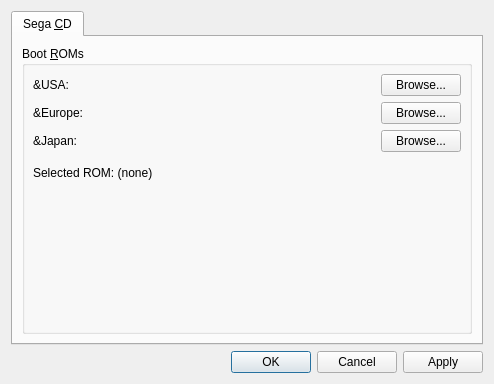
Old version of the form src/gens-qt4/ui/GeneralConfigWindow.ui in the repository GerbilSoft/gens-gs-ii.
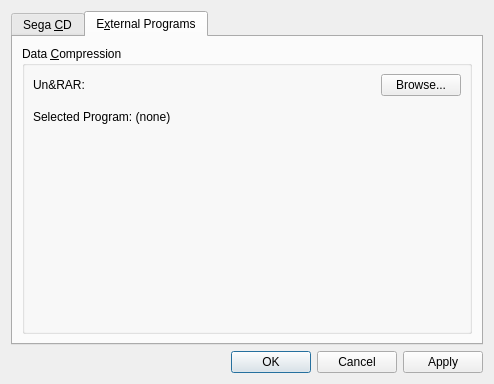
New version of the form. The open tabs and pages were chosen to show the change.

Commit message:
[gens-qt4] GeneralConfigWindow.cpp: Initial support for selecting an UnRAR binary.
This allows a user to select RAR or UnRAR on Unix-based systems,
and UnRAR.dll on Win32.

TODO: Add file detection to verify that the correct file is selected.

TODO: Save the filename in the configuration.

Patch:
```diff
--- a/src/gens-qt4/ui/GeneralConfigWindow.ui
+++ b/src/gens-qt4/ui/GeneralConfigWindow.ui
@@ -175,6 +175,96 @@
        </item>
       </layout>
      </widget>
+     <widget class="QWidget" name="tabExtPrg">
+      <attribute name="title">
+       <string>E&amp;xternal Programs</string>
+      </attribute>
+      <layout class="QVBoxLayout" name="verticalLayout_3">
+       <item>
+        <widget class="QGroupBox" name="grpExtPrg">
+         <property name="title">
+          <string>Data &amp;Compression</string>
+         </property>
+         <property name="flat">
+          <bool>false</bool>
+         </property>
+         <layout class="QGridLayout" name="gridExtPrg">
+          <property name="margin">
+           <number>8</number>
+          </property>
+          <item row="0" column="0">
+           <widget class="QLabel" name="lblExtPrgUnRAR">
+            <property name="text">
+             <string>Un&amp;RAR:</string>
+            </property>
+            <property name="textFormat">
+             <enum>Qt::PlainText</enum>
+            </property>
+           </widget>
+          </item>
+          <item row="0" column="1">
+           <spacer name="hspcMcdRomUSA_2">
+            <property name="orientation">
+             <enum>Qt::Horizontal</enum>
+            </property>
+            <property name="sizeHint" stdset="0">
+             <size>
+              <width>40</width>
+              <height>20</height>
+             </size>
+            </property>
+           </spacer>
+          </item>
+          <item row="0" column="2">
+           <widget class="QPushButton" name="btnExtPrgUnRAR">
+            <property name="text">
+             <string>Browse...</string>
+            </property>
+           </widget>
+          </item>
+          <item row="1" column="0" colspan="3">
+           <spacer name="verticalSpacer_3">
+            <property name="orientation">
+             <enum>Qt::Vertical</enum>
+            </property>
+            <property name="sizeType">
+             <enum>QSizePolicy::Fixed</enum>
+            </property>
+            <property name="sizeHint" stdset="0">
+             <size>
+              <width>20</width>
+              <height>8</height>
+             </size>
+            </property>
+           </spacer>
+          </item>
+          <item row="2" column="0" colspan="3">
+           <widget class="QLabel" name="lblExtPrgSel">
+            <property name="sizePolicy">
+             <sizepolicy hsizetype="Expanding" vsizetype="Expanding">
+              <horstretch>0</horstretch>
+              <verstretch>0</verstretch>
+             </sizepolicy>
+            </property>
+            <property name="text">
+             <string>Selected Program: (none)</string>
+            </property>
+            <property name="alignment">
+             <set>Qt::AlignLeading|Qt::AlignLeft|Qt::AlignTop</set>
+            </property>
+            <property name="wordWrap">
+             <bool>true</bool>
+            </property>
+            <property name="textInteractionFlags">
+             <set>Qt::LinksAccessibleByMouse|Qt::TextSelectableByKeyboard|Qt::TextSelectableByMouse</set>
+            </property>
+           </widget>
+          </item>
+         </layout>
+        </widget>
+       </item>
+      </layout>
+     </widget>
     </widget>
    </item>
    <item>
```
Left out of the diff: 3 changed lines with no effect on the pictures. The commit also changes 2 other files.
